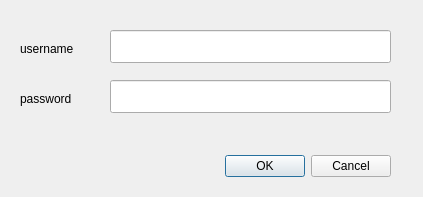
Above: resources/publish_dialog.ui from EL-BID/ramales before the change. Below: the same form after it.
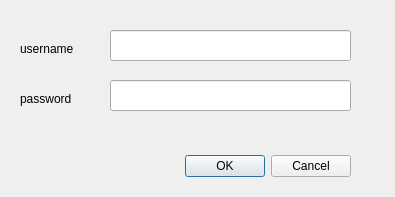
That is the form after the change.

What changed in the file:
```diff
--- a/resources/publish_dialog.ui
+++ b/resources/publish_dialog.ui
@@ -6,7 +6,7 @@
    <rect>
     <x>0</x>
     <y>0</y>
-    <width>423</width>
+    <width>395</width>
     <height>197</height>
    </rect>
   </property>
@@ -16,7 +16,7 @@
   <widget class="QDialogButtonBox" name="buttonBox">
    <property name="geometry">
     <rect>
-     <x>90</x>
+     <x>50</x>
      <y>150</y>
      <width>301</width>
      <height>32</height>
@@ -34,8 +34,8 @@
     <rect>
      <x>110</x>
      <y>30</y>
-     <width>281</width>
-     <height>33</height>
+     <width>241</width>
+     <height>31</height>
     </rect>
    </property>
   </widget>
@@ -44,10 +44,13 @@
     <rect>
      <x>110</x>
      <y>80</y>
-     <width>281</width>
-     <height>33</height>
+     <width>241</width>
+     <height>31</height>
     </rect>
    </property>
+   <property name="echoMode">
+    <enum>QLineEdit::Password</enum>
+   </property>
   </widget>
   <widget class="QLabel" name="usernameLabel">
    <property name="geometry">
```
Left out of the diff: 48 changed lines with no effect on the pictures.
